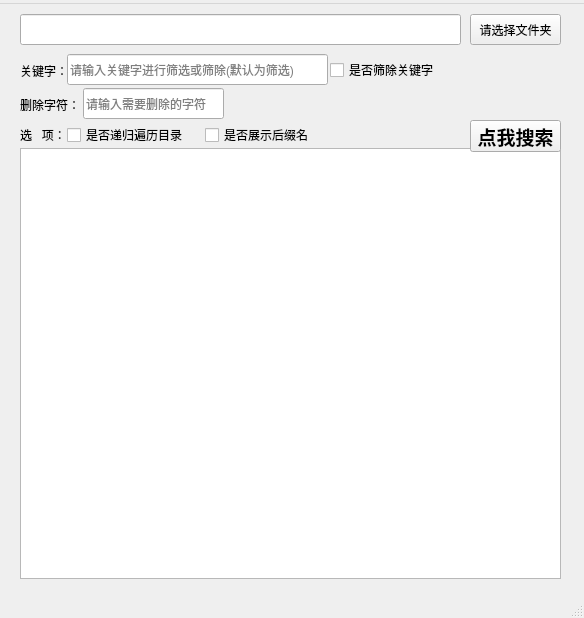
First picture: the form in mainwindow.ui, repository intfish123/file-display, before the edit.
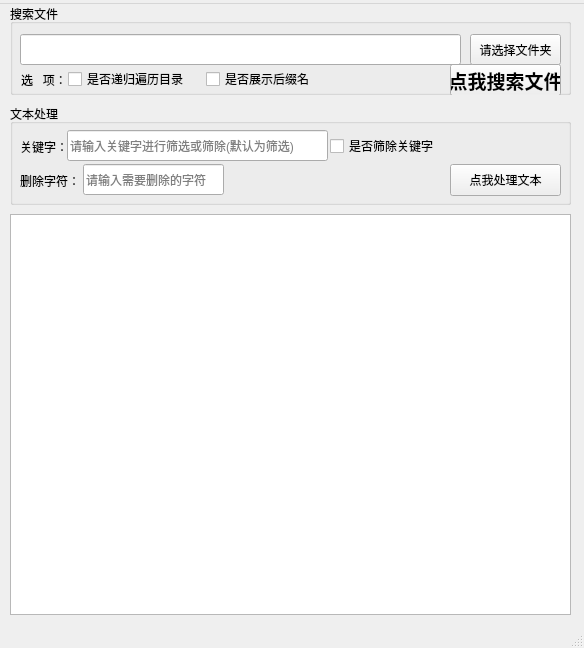
Second picture: the form after the edit.

The edit to the form file:
```diff
--- a/mainwindow.ui
+++ b/mainwindow.ui
@@ -7,7 +7,7 @@
     <x>0</x>
     <y>0</y>
     <width>584</width>
-    <height>618</height>
+    <height>648</height>
    </rect>
   </property>
   <property name="minimumSize">
@@ -18,8 +18,8 @@
   </property>
   <property name="maximumSize">
    <size>
-    <width>584</width>
-    <height>618</height>
+    <width>5840</width>
+    <height>6180</height>
    </size>
   </property>
   <property name="baseSize">
@@ -32,47 +32,39 @@
    <string>文件遍历器     powered by 高秀敏</string>
   </property>
   <widget class="QWidget" name="centralwidget">
-   <widget class="QLineEdit" name="dirPath">
-    <property name="geometry">
-     <rect>
-      <x>20</x>
-      <y>10</y>
-      <width>441</width>
-      <height>31</height>
-     </rect>
-    </property>
-    <property name="readOnly">
-     <bool>true</bool>
-    </property>
-   </widget>
-   <widget class="QPushButton" name="chooseBtn">
-    <property name="geometry">
-     <rect>
-      <x>470</x>
-      <y>10</y>
-      <width>91</width>
-      <height>31</height>
-     </rect>
-    </property>
-    <property name="text">
-     <string>请选择文件夹</string>
-    </property>
-   </widget>
    <widget class="QTextBrowser" name="textBrowser">
     <property name="geometry">
      <rect>
-      <x>20</x>
-      <y>144</y>
-      <width>541</width>
-      <height>431</height>
+      <x>10</x>
+      <y>210</y>
+      <width>561</width>
+      <height>401</height>
      </rect>
     </property>
+    <property name="undoRedoEnabled">
+     <bool>true</bool>
+    </property>
+    <property name="readOnly">
+     <bool>false</bool>
+    </property>
    </widget>
+   <widget class="QGroupBox" name="groupBox">
+    <property name="geometry">
+     <rect>
+      <x>10</x>
+      <y>0</y>
+      <width>561</width>
+      <height>91</height>
+     </rect>
+    </property>
+    <property name="title">
+     <string>搜索文件</string>
+    </property>
    <widget class="QCheckBox" name="displaySuffixBtn">
     <property name="geometry">
      <rect>
-      <x>205</x>
-      <y>121</y>
+       <x>196</x>
+       <y>65</y>
       <width>121</width>
       <height>20</height>
      </rect>
@@ -81,66 +73,11 @@
      <string>是否展示后缀名</string>
     </property>
    </widget>
-   <widget class="QLineEdit" name="keyword">
-    <property name="geometry">
-     <rect>
-      <x>67</x>
-      <y>50</y>
-      <width>261</width>
-      <height>31</height>
-     </rect>
-    </property>
-    <property name="text">
-     <string/>
-    </property>
-    <property name="placeholderText">
-     <string>请输入关键字进行筛选或筛除(默认为筛选)</string>
-    </property>
-   </widget>
-   <widget class="QLabel" name="label">
-    <property name="geometry">
-     <rect>
-      <x>20</x>
-      <y>56</y>
-      <width>71</width>
-      <height>21</height>
-     </rect>
-    </property>
-    <property name="text">
-     <string>关键字：</string>
-    </property>
-   </widget>
-   <widget class="QCheckBox" name="isRecursionFolder">
-    <property name="geometry">
-     <rect>
-      <x>67</x>
-      <y>121</y>
-      <width>131</width>
-      <height>20</height>
-     </rect>
-    </property>
-    <property name="text">
-     <string>是否递归遍历目录</string>
-    </property>
-   </widget>
-   <widget class="QCheckBox" name="isScreenOutKeyword">
-    <property name="geometry">
-     <rect>
-      <x>330</x>
-      <y>56</y>
-      <width>121</width>
-      <height>20</height>
-     </rect>
-    </property>
-    <property name="text">
-     <string>是否筛除关键字</string>
-    </property>
-   </widget>
    <widget class="QLabel" name="label_2">
     <property name="geometry">
      <rect>
-      <x>20</x>
-      <y>123</y>
+       <x>11</x>
+       <y>68</y>
       <width>58</width>
       <height>16</height>
      </rect>
@@ -149,12 +86,25 @@
      <string>选   项：</string>
     </property>
    </widget>
+    <widget class="QCheckBox" name="isRecursionFolder">
+     <property name="geometry">
+      <rect>
+       <x>58</x>
+       <y>65</y>
+       <width>131</width>
+       <height>20</height>
+      </rect>
+     </property>
+     <property name="text">
+      <string>是否递归遍历目录</string>
+     </property>
+    </widget>
    <widget class="QPushButton" name="searchBtn">
     <property name="geometry">
      <rect>
-      <x>470</x>
-      <y>116</y>
-      <width>91</width>
+       <x>440</x>
+       <y>60</y>
+       <width>111</width>
       <height>32</height>
      </rect>
     </property>
@@ -165,27 +115,53 @@
      </font>
     </property>
     <property name="text">
-     <string>点我搜索</string>
-    </property>
-   </widget>
-   <widget class="QLabel" name="label_3">
+      <string>点我搜索文件</string>
+     </property>
+    </widget>
+    <widget class="QPushButton" name="chooseBtn">
     <property name="geometry">
      <rect>
-      <x>20</x>
-      <y>90</y>
-      <width>71</width>
-      <height>21</height>
+       <x>460</x>
+       <y>30</y>
+       <width>91</width>
+       <height>31</height>
      </rect>
     </property>
     <property name="text">
-     <string>删除字符：</string>
-    </property>
-   </widget>
+      <string>请选择文件夹</string>
+     </property>
+    </widget>
+    <widget class="QLineEdit" name="dirPath">
+     <property name="geometry">
+      <rect>
+       <x>10</x>
+       <y>30</y>
+       <width>441</width>
+       <height>31</height>
+      </rect>
+     </property>
+     <property name="readOnly">
+      <bool>true</bool>
+     </property>
+    </widget>
+   </widget>
+   <widget class="QGroupBox" name="groupBox_2">
+    <property name="geometry">
+     <rect>
+      <x>10</x>
+      <y>100</y>
+      <width>561</width>
+      <height>101</height>
+     </rect>
+    </property>
+    <property name="title">
+     <string>文本处理</string>
+    </property>
    <widget class="QLineEdit" name="needDelContent">
     <property name="geometry">
      <rect>
-      <x>83</x>
-      <y>84</y>
+       <x>73</x>
+       <y>60</y>
       <width>141</width>
       <height>31</height>
      </rect>
@@ -196,6 +172,75 @@
     <property name="placeholderText">
      <string>请输入需要删除的字符</string>
     </property>
+    </widget>
+    <widget class="QLineEdit" name="keyword">
+     <property name="geometry">
+      <rect>
+       <x>57</x>
+       <y>26</y>
+       <width>261</width>
+       <height>31</height>
+      </rect>
+     </property>
+     <property name="text">
+      <string/>
+     </property>
+     <property name="placeholderText">
+      <string>请输入关键字进行筛选或筛除(默认为筛选)</string>
+     </property>
+    </widget>
+    <widget class="QLabel" name="label">
+     <property name="geometry">
+      <rect>
+       <x>10</x>
+       <y>32</y>
+       <width>71</width>
+       <height>21</height>
+      </rect>
+     </property>
+     <property name="text">
+      <string>关键字：</string>
+     </property>
+    </widget>
+    <widget class="QCheckBox" name="isScreenOutKeyword">
+     <property name="geometry">
+      <rect>
+       <x>320</x>
+       <y>32</y>
+       <width>121</width>
+       <height>20</height>
+      </rect>
+     </property>
+     <property name="text">
+      <string>是否筛除关键字</string>
+     </property>
+    </widget>
+    <widget class="QLabel" name="label_3">
+     <property name="geometry">
+      <rect>
+       <x>10</x>
+       <y>66</y>
+       <width>71</width>
+       <height>21</height>
+      </rect>
+     </property>
+     <property name="text">
+      <string>删除字符：</string>
+     </property>
+    </widget>
+    <widget class="QPushButton" name="dealContent">
+     <property name="geometry">
+      <rect>
+       <x>440</x>
+       <y>60</y>
+       <width>111</width>
+       <height>32</height>
+      </rect>
+     </property>
+     <property name="text">
+      <string>点我处理文本</string>
+     </property>
+    </widget>
    </widget>
   </widget>
   <widget class="QMenuBar" name="menubar">
```
Lines whose indentation alone changed are shown as unchanged.
